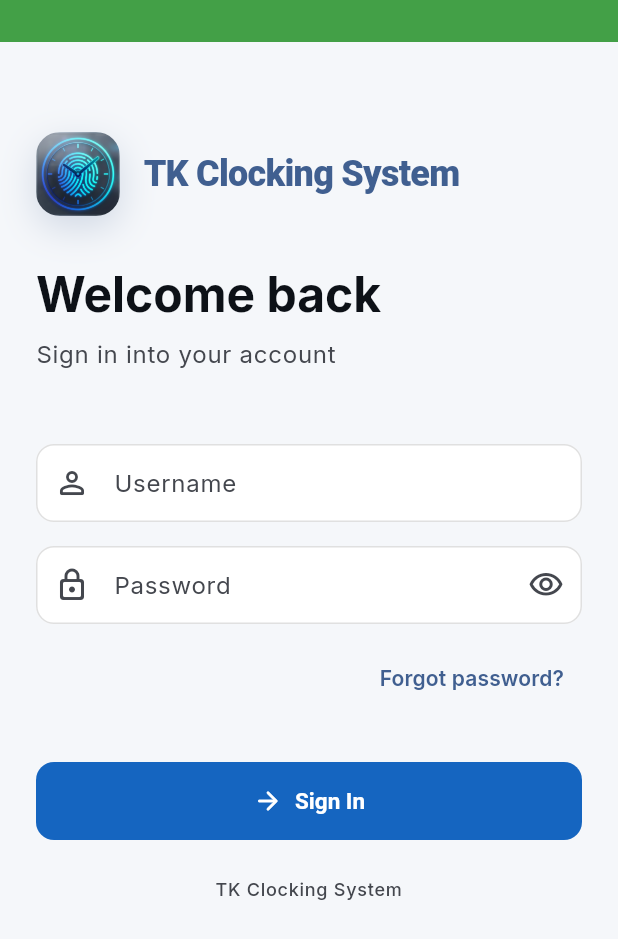
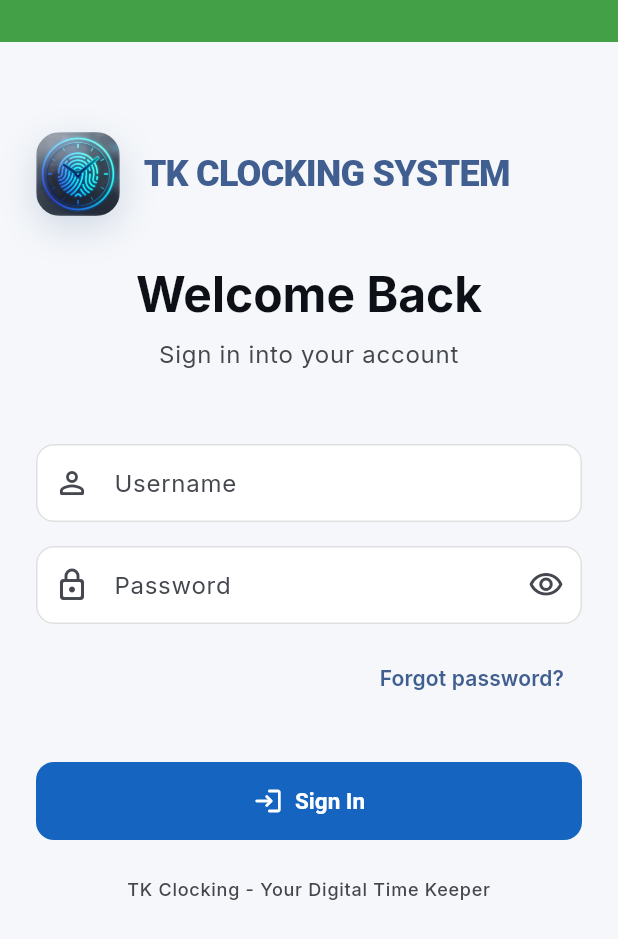
Before and after one commit to kwakutheo/School-Clocking-System, a Flutter app: the screen it shows after launch, on a phone screen of 412 x 824 dp. Shown: the top 939 px of the screen. Run offline on Flutter 3.47's test engine with Material 3 defaults, Android fonts, the phone set to English and light mode, and no system bars; our stand-ins replace connectivity_plus, dartz, device_info_plus, dio, equatable, firebase_core and 15 more; missing offline and left inert: android_id, local_auth_android, local_auth_darwin, mobile_scanner, ntp; accounts and stored records are empty.

```diff
--- a/lib/features/auth/presentation/pages/login_page.dart
+++ b/lib/features/auth/presentation/pages/login_page.dart
@@ -186,7 +186,7 @@ class _LoginPageState extends State<LoginPage> {
             ),
             const SizedBox(width: 16),
             Text(
-              'TK Clocking System',
+              'TK CLOCKING SYSTEM',
               style: theme.textTheme.headlineSmall?.copyWith(
                 fontWeight: FontWeight.w800,
                 color: colorScheme.primary,
@@ -196,17 +196,25 @@ class _LoginPageState extends State<LoginPage> {
           ],
         ),
         const SizedBox(height: 32),
-        Text(
-          'Welcome back',
-          style: theme.textTheme.headlineLarge?.copyWith(
-            fontWeight: FontWeight.w700,
+        SizedBox(
+          width: double.infinity,
+          child: Text(
+            'Welcome Back',
+            textAlign: TextAlign.center,
+            style: theme.textTheme.headlineLarge?.copyWith(
+              fontWeight: FontWeight.w700,
+            ),
           ),
         ),
         const SizedBox(height: 8),
-        Text(
-          'Sign in into your account',
-          style: theme.textTheme.bodyLarge?.copyWith(
-            color: colorScheme.onSurfaceVariant,
+        SizedBox(
+          width: double.infinity,
+          child: Text(
+            'Sign in into your account',
+            textAlign: TextAlign.center,
+            style: theme.textTheme.bodyLarge?.copyWith(
+              color: colorScheme.onSurfaceVariant,
+            ),
           ),
         ),
       ],
@@ -284,7 +292,7 @@ class _LoginPageState extends State<LoginPage> {
             Expanded(
               child: PrimaryButton(
                 label: 'Sign In',
-                icon: Icons.arrow_forward_rounded,
+                icon: Icons.login_rounded,
                 isLoading: state is AuthLoading,
                 onPressed: _submit,
               ),
@@ -315,7 +323,7 @@ class _LoginPageState extends State<LoginPage> {
   Widget _buildFooter(ThemeData theme, ColorScheme colorScheme) {
     return Center(
       child: Text(
-        'TK Clocking System',
+        'TK Clocking - Your Digital Time Keeper',
         textAlign: TextAlign.center,
         style: theme.textTheme.labelSmall?.copyWith(
           color: colorScheme.onSurfaceVariant,
```
